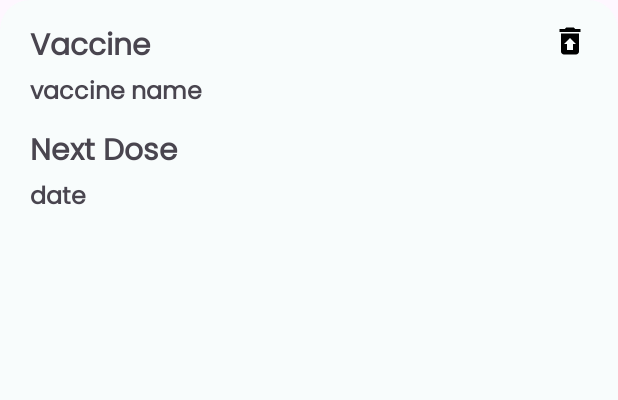
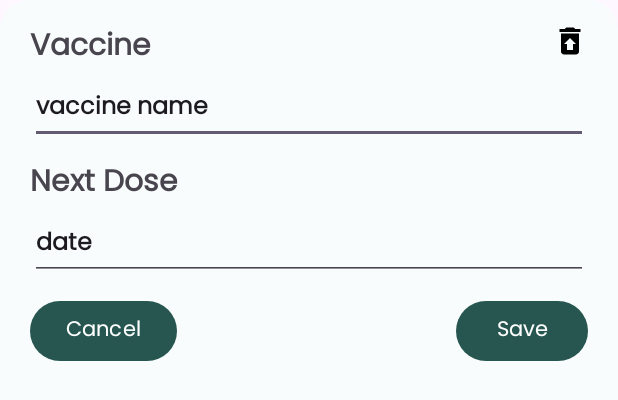
Before and after one commit to Rubendsp30/Project_CM, an Android app: the layout vaccine_update_popup.xml on its own in the app's theme, with its tools: preview values and no code run, on a phone screen of 412 x 824 dp. Shown: the top 400 px of the screen. Run offline under Robolectric (Android 15) with nearby library versions, the phone set to English and light mode, and no system bars.

Commit message:
Add Option Vaccines Update
Neste commit ainda usei a inserção do Next Dose como string, mas no proximo commit já irei alterar isso

```diff
--- a/Project_CM/app/src/main/res/layout/vaccine_delete_popup.xml
+++ b/Project_CM/app/src/main/res/layout/vaccine_update_popup.xml
@@ -27,7 +27,7 @@
         app:layout_constraintEnd_toStartOf="@id/deleteButton"
         app:layout_constraintTop_toTopOf="parent"/>
 
-    <TextView
+    <EditText
         android:id="@+id/vaccineName"
         android:layout_width="0dp"
         android:layout_height="wrap_content"
@@ -50,7 +50,7 @@
         app:layout_constraintEnd_toEndOf="parent"
         app:layout_constraintTop_toBottomOf="@+id/vaccineName"/>
 
-    <TextView
+    <EditText
         android:id="@+id/dateVaccine"
         android:layout_width="0dp"
         android:layout_height="wrap_content"
@@ -61,4 +61,25 @@
         app:layout_constraintEnd_toEndOf="parent"
         app:layout_constraintTop_toBottomOf="@+id/date"/>
 
+    <Button
+        android:id="@+id/cancelButton"
+        android:layout_width="wrap_content"
+        android:layout_height="wrap_content"
+        android:layout_marginVertical="10dp"
+        android:layout_gravity="center"
+        android:text="Cancel"
+        app:layout_constraintStart_toStartOf="parent"
+        app:layout_constraintTop_toBottomOf="@+id/dateVaccine" />
+
+    <Button
+        android:id="@+id/saveButton"
+        android:layout_width="wrap_content"
+        android:layout_height="wrap_content"
+        android:layout_marginVertical="10dp"
+        android:layout_gravity="end"
+        android:text="Save"
+        android:visibility="visible"
+        app:layout_constraintEnd_toEndOf="parent"
+        app:layout_constraintTop_toBottomOf="@+id/dateVaccine" />
+
 </androidx.constraintlayout.widget.ConstraintLayout>
```
Also changed, not shown: Project_CM/app/src/main/java/com/example/project_cm/Fragments/VaccineCreationPopUp.java (+3 -14 lines), Project_CM/app/src/main/java/com/example/project_cm/Fragments/VaccineDetailsPopUp.java (+72 -4 lines), Project_CM/app/src/main/java/com/example/project_cm/ViewModels/VaccinesViewModel.java (+23 -1 lines).
